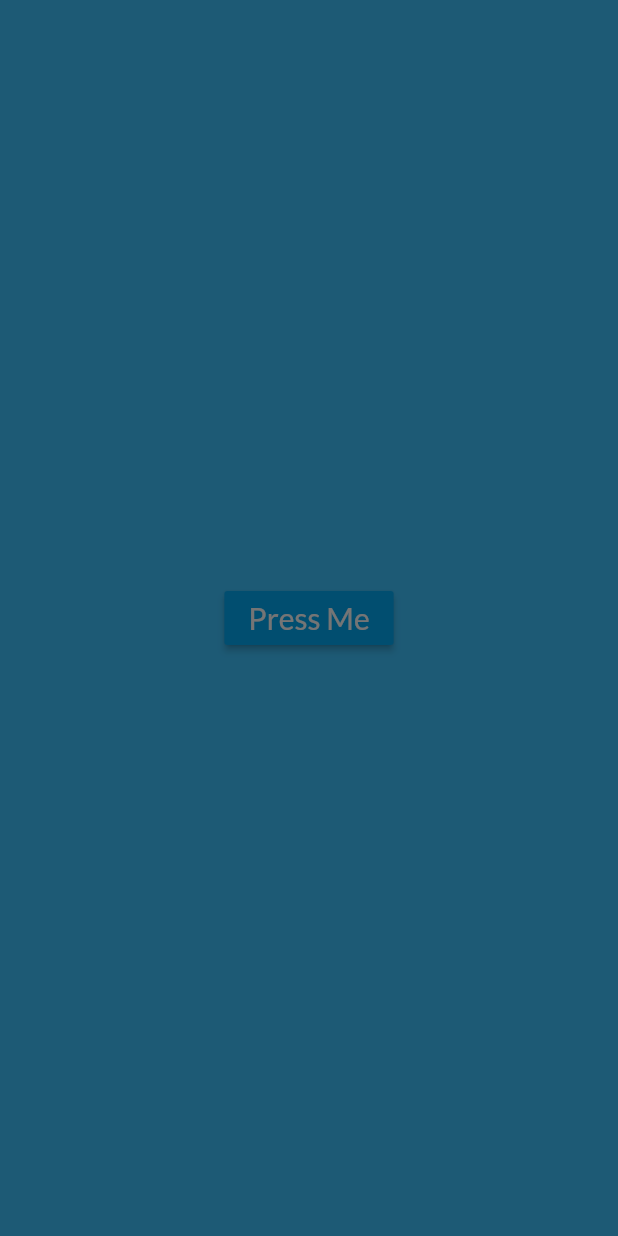
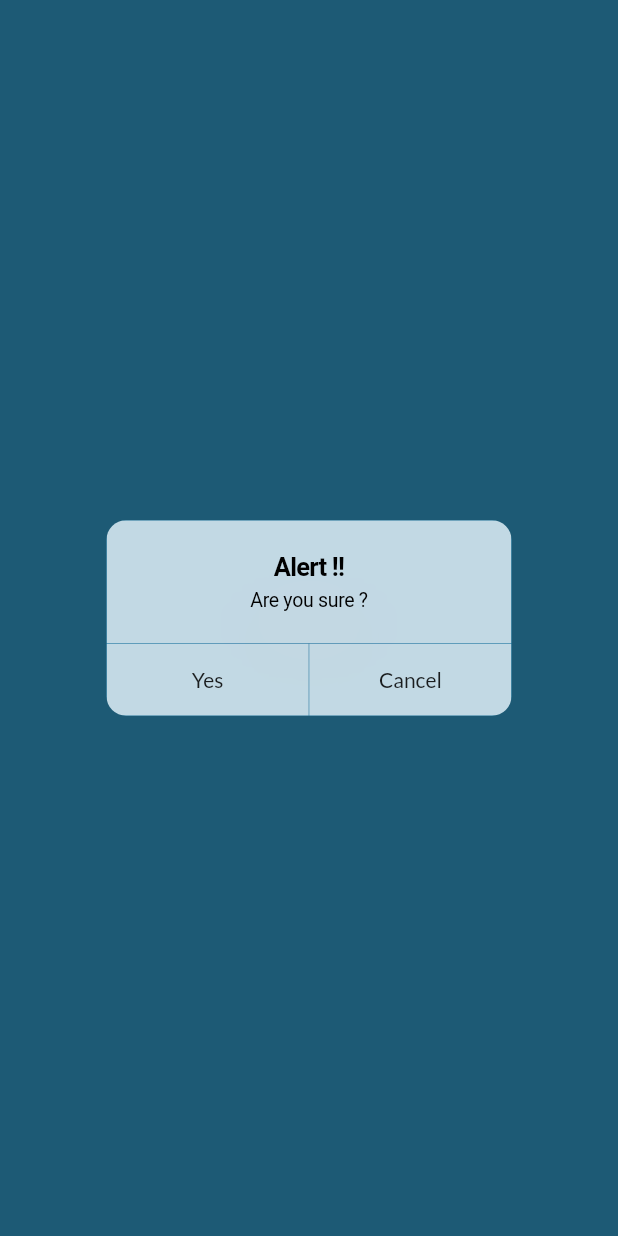
Before and after one commit to monjur35/flutterCourse, a Flutter app: the Alert screen opened by its route, after a tap on "Press Me", on a phone screen of 412 x 824 dp. Run offline on Flutter 3.47's test engine with Material 2 defaults, Android fonts, the phone set to English and light mode, and no system bars; our stand-ins replace google_fonts.

Commit message:
alert dialog done

```diff
--- a/lib/widgets/alertDialog.dart
+++ b/lib/widgets/alertDialog.dart
@@ -1,5 +1,6 @@
 // ignore_for_file: prefer_const_constructors
 
+import 'package:flutter/cupertino.dart';
 import 'package:flutter/material.dart';
 
 class Alert extends StatefulWidget {
@@ -12,7 +13,28 @@ class _AlertState extends State<Alert> {
     showDialog(
         context: context,
         builder: (context) {
-          return AlertDialog();
+          return CupertinoAlertDialog(
+            // backgroundColor: Colors.lightBlueAccent,
+            title: Text(
+              'Alert !!',
+              style:
+                  TextStyle(color: Colors.black, fontWeight: FontWeight.bold),
+            ),
+            //titlePadding: EdgeInsets.all(10),
+            content: Text('Are you sure ?'),
+            actions: [
+              MaterialButton(
+                onPressed: () {},
+                child: Text('Yes'),
+              ),
+              MaterialButton(
+                onPressed: () {
+                  Navigator.pop(context);
+                },
+                child: Text('Cancel'),
+              )
+            ],
+          );
         });
   }
 
```
